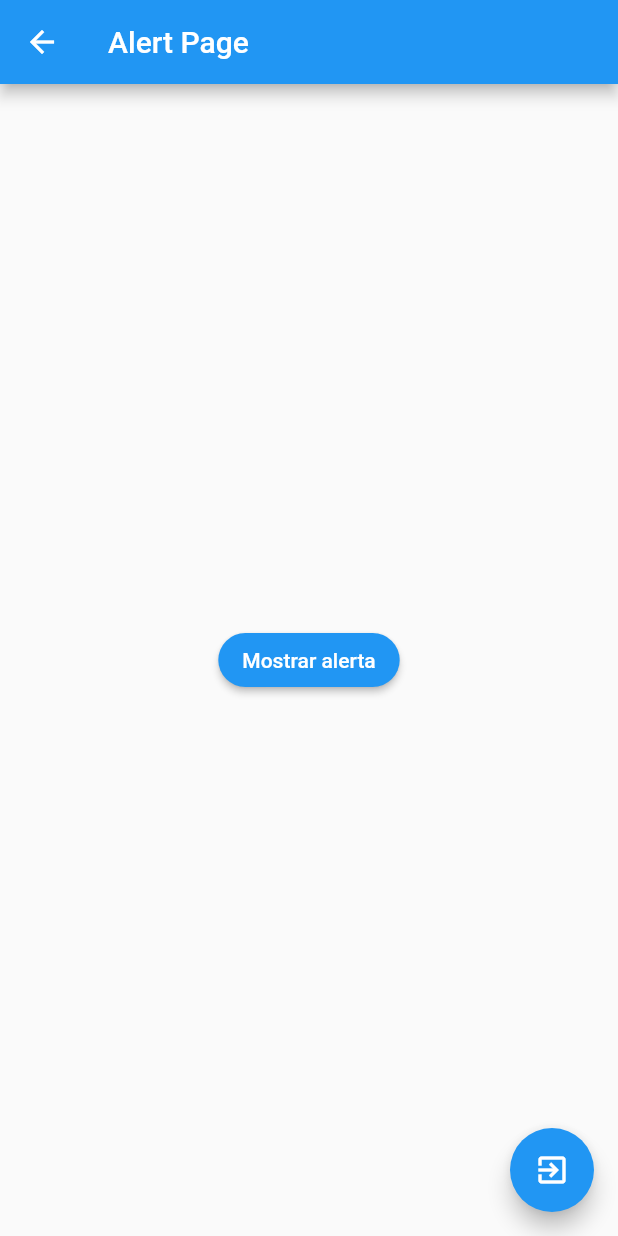
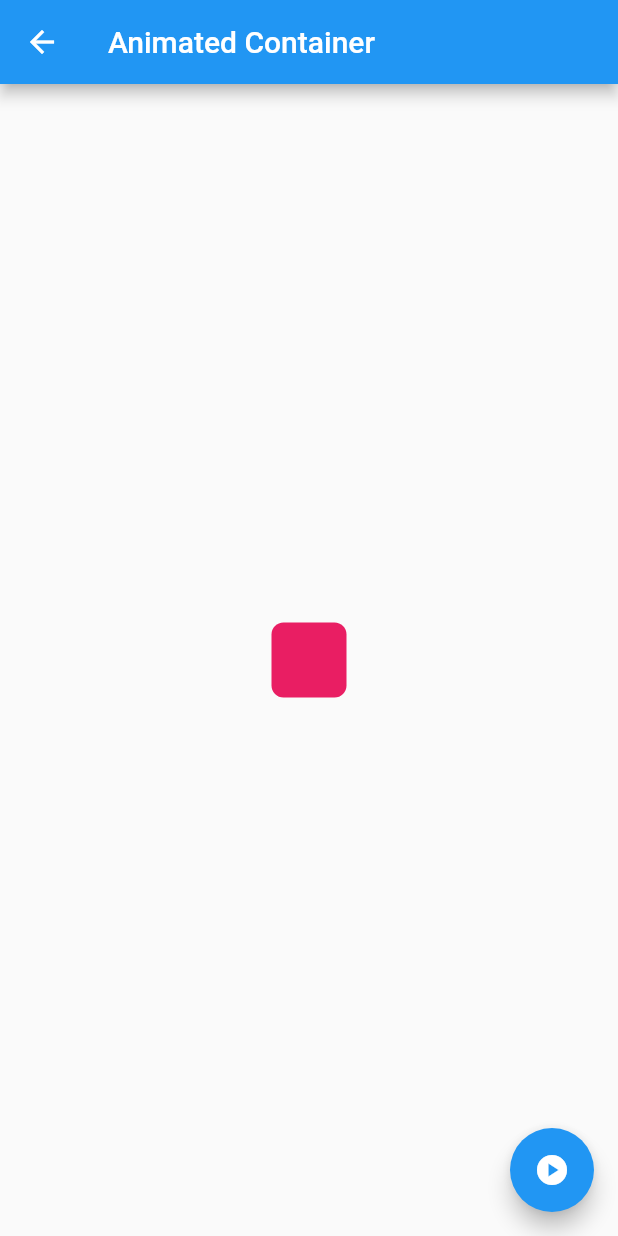
Before and after one commit to Ramseths/flutter_components, a Flutter app: the screen it shows after launch, after a tap on "Animated Container", on a phone screen of 412 x 824 dp. Run offline on Flutter 3.47's test engine with Material 2 defaults, Android fonts, the phone set to English and light mode, and no system bars; network calls fail.

Commit message:
Creando el contenedor animado

```diff
--- /dev/null
+++ b/lib/src/pages/animated_container.dart
@@ -0,0 +1,52 @@
+import 'dart:math';
+
+import 'package:flutter/material.dart';
+
+class AnimatedContainerPage extends StatefulWidget {
+
+  @override
+  _AnimatedContainerPageState createState() => _AnimatedContainerPageState();
+}
+
+class _AnimatedContainerPageState extends State<AnimatedContainerPage> {
+  double _width = 50.0;
+  double _heigth = 50.0;
+  Color _color = Colors.pink;
+  BorderRadiusGeometry _borderRadius = BorderRadius.circular(8.0);
+
+  @override
+  Widget build(BuildContext context) {
+    return Scaffold(
+      appBar: AppBar(
+        title: Text('Animated Container'),
+      ),
+      body: Center(
+        child: Container(
+          width: _width,
+          height: _heigth,
+          decoration: BoxDecoration(
+            color: _color,
+            borderRadius: _borderRadius
+          ),
+        ),
+      ),
+      floatingActionButton: FloatingActionButton(
+        onPressed: () => _cambiarForma(),
+        child: Icon(Icons.play_circle),
+      ),
+    );
+  }
+
+  void _cambiarForma() {
+    final random = Random();
+    setState(() {
+      _width = random.nextInt(300).toDouble();
+      _heigth = random.nextInt(300).toDouble();
+      _color = Color.fromRGBO(
+        random.nextInt(255),
+        random.nextInt(255),
+        random.nextInt(255),
+        1);
+    });
+  }
+}
--- a/lib/src/routes/routes.dart
+++ b/lib/src/routes/routes.dart
@@ -1,4 +1,5 @@
 import 'package:componentes/src/pages/alert_page.dart';
+import 'package:componentes/src/pages/animated_container.dart';
 import 'package:componentes/src/pages/avatar_page.dart';
 import 'package:componentes/src/pages/card_page.dart';
 import 'package:componentes/src/pages/home_page.dart';
@@ -10,5 +11,6 @@ Map<String, WidgetBuilder> getApplicationRoutes(){
     'alert'  :(BuildContext context) => AlertPage(),
     'avatar' :(BuildContext context) => AvatarPage(),
     'card'   :(BuildContext context) => CardPage(),
+    'animatedContainer' : (BuildContext context) => AnimatedContainerPage()
   };
 }
--- a/lib/src/utils/icon_string_util.dart
+++ b/lib/src/utils/icon_string_util.dart
@@ -4,6 +4,7 @@ final _icons = <String,IconData>{
   'add_alert': Icons.add_alert,
   'accessibility': Icons.accessibility,
   'folder_open': Icons.folder_open,
+  'donut_large': Icons.donut_large
 };
 
 Icon getIcon(String nombreIcono){
```
